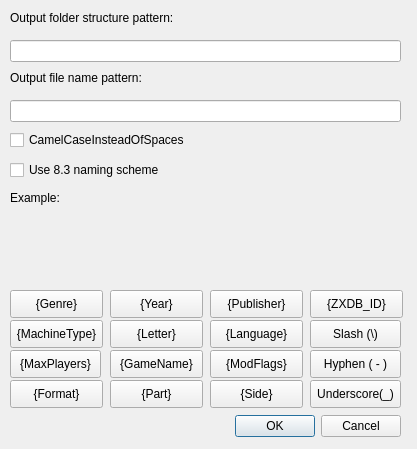
Above: ui/OutputFolderStructureEditor.ui from ladyeklipse/ZX-Pokemaster before the change. Below: the same form after it.
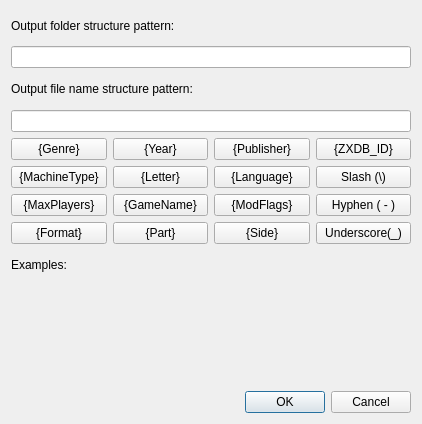
That is the form after the change.

Commit message: Moved some scripts. Fixed CamelCase option.

The edit to the form file:
```diff
--- a/ui/OutputFolderStructureEditor.ui
+++ b/ui/OutputFolderStructureEditor.ui
@@ -6,22 +6,97 @@
    <rect>
     <x>0</x>
     <y>0</y>
-    <width>417</width>
-    <height>449</height>
+    <width>422</width>
+    <height>424</height>
    </rect>
   </property>
   <property name="windowTitle">
    <string>Edit output folder structure</string>
   </property>
+  <layout class="QGridLayout" name="gridLayout">
+   <item row="0" column="0" colspan="2">
+    <widget class="QLabel" name="label">
+     <property name="text">
+      <string>Output folder structure pattern:</string>
+     </property>
+    </widget>
+   </item>
+   <item row="6" column="1">
+    <widget class="QPushButton" name="btnYear">
+     <property name="focusPolicy">
+      <enum>Qt::NoFocus</enum>
+     </property>
+     <property name="text">
+      <string>{Year}</string>
+     </property>
+    </widget>
+   </item>
+   <item row="8" column="1">
+    <widget class="QPushButton" name="btnGameName">
+     <property name="focusPolicy">
+      <enum>Qt::NoFocus</enum>
+     </property>
+     <property name="text">
+      <string>{GameName}</string>
+     </property>
+    </widget>
+   </item>
+   <item row="7" column="1">
+    <widget class="QPushButton" name="btnLetter">
+     <property name="focusPolicy">
+      <enum>Qt::NoFocus</enum>
+     </property>
+     <property name="text">
+      <string>{Letter}</string>
+     </property>
+    </widget>
+   </item>
+   <item row="6" column="3">
+    <widget class="QPushButton" name="btnZXDB_ID">
+     <property name="focusPolicy">
+      <enum>Qt::NoFocus</enum>
+     </property>
+     <property name="text">
+      <string>{ZXDB_ID}</string>
+     </property>
+    </widget>
+   </item>
+   <item row="8" column="3">
+    <widget class="QPushButton" name="btnHyphen">
+     <property name="focusPolicy">
+      <enum>Qt::NoFocus</enum>
+     </property>
+     <property name="text">
+      <string>Hyphen ( - )</string>
+     </property>
+    </widget>
+   </item>
+   <item row="3" column="0" colspan="4">
+    <widget class="QLineEdit" name="txtOutputFileNameStructure">
+     <property name="text">
+      <string/>
+     </property>
+    </widget>
+   </item>
+   <item row="2" column="0" colspan="2">
+    <widget class="QLabel" name="label_3">
+     <property name="text">
+      <string>Output file name structure pattern:</string>
+     </property>
+    </widget>
+   </item>
+   <item row="6" column="0">
+    <widget class="QPushButton" name="btnGenre">
+     <property name="focusPolicy">
+      <enum>Qt::NoFocus</enum>
+     </property>
+     <property name="text">
+      <string>{Genre}</string>
+     </property>
+    </widget>
+   </item>
+   <item row="12" column="1" colspan="3">
   <widget class="QDialogButtonBox" name="buttonBox">
-   <property name="geometry">
-    <rect>
-     <x>110</x>
-     <y>410</y>
-     <width>291</width>
-     <height>32</height>
-    </rect>
-   </property>
    <property name="focusPolicy">
     <enum>Qt::NoFocus</enum>
    </property>
@@ -32,99 +107,19 @@
     <set>QDialogButtonBox::Cancel|QDialogButtonBox::Ok</set>
    </property>
   </widget>
-  <widget class="QLineEdit" name="txtOutputPath">
-   <property name="geometry">
-    <rect>
-     <x>10</x>
-     <y>40</y>
-     <width>391</width>
-     <height>22</height>
-    </rect>
-   </property>
-  </widget>
-  <widget class="QLabel" name="label">
-   <property name="geometry">
-    <rect>
-     <x>10</x>
-     <y>10</y>
-     <width>191</width>
-     <height>16</height>
-    </rect>
-   </property>
-   <property name="text">
-    <string>Output folder structure pattern:</string>
-   </property>
-  </widget>
-  <widget class="QLabel" name="label_2">
-   <property name="geometry">
-    <rect>
-     <x>10</x>
-     <y>190</y>
-     <width>91</width>
-     <height>16</height>
-    </rect>
-   </property>
-   <property name="text">
-    <string>Example:</string>
-   </property>
-  </widget>
-  <widget class="QLabel" name="lblExample">
-   <property name="geometry">
-    <rect>
-     <x>10</x>
-     <y>220</y>
-     <width>391</width>
-     <height>61</height>
-    </rect>
-   </property>
-   <property name="text">
-    <string/>
-   </property>
-   <property name="wordWrap">
-    <bool>true</bool>
-   </property>
-  </widget>
-  <widget class="QPushButton" name="btnGenre">
-   <property name="geometry">
-    <rect>
-     <x>10</x>
-     <y>290</y>
-     <width>93</width>
-     <height>28</height>
-    </rect>
-   </property>
+   </item>
+   <item row="9" column="0">
+    <widget class="QPushButton" name="btnFormat">
    <property name="focusPolicy">
     <enum>Qt::NoFocus</enum>
    </property>
    <property name="text">
-    <string>{Genre}</string>
-   </property>
-  </widget>
-  <widget class="QPushButton" name="btnMachineType">
-   <property name="geometry">
-    <rect>
-     <x>10</x>
-     <y>320</y>
-     <width>93</width>
-     <height>28</height>
-    </rect>
-   </property>
-   <property name="focusPolicy">
-    <enum>Qt::NoFocus</enum>
-   </property>
-   <property name="text">
-    <string>{MachineType}</string>
-   </property>
-  </widget>
+      <string>{Format}</string>
+     </property>
+    </widget>
+   </item>
+   <item row="8" column="0">
   <widget class="QPushButton" name="btnNumberOfPlayers">
-   <property name="geometry">
-    <rect>
-     <x>10</x>
-     <y>350</y>
-     <width>91</width>
-     <height>28</height>
-    </rect>
-   </property>
    <property name="focusPolicy">
     <enum>Qt::NoFocus</enum>
    </property>
@@ -132,95 +127,19 @@
     <string>{MaxPlayers}</string>
    </property>
   </widget>
-  <widget class="QPushButton" name="btnPublisher">
-   <property name="geometry">
-    <rect>
-     <x>210</x>
-     <y>290</y>
-     <width>93</width>
-     <height>28</height>
-    </rect>
-   </property>
+   </item>
+   <item row="9" column="3">
+    <widget class="QPushButton" name="btnUnderscore">
    <property name="focusPolicy">
     <enum>Qt::NoFocus</enum>
    </property>
    <property name="text">
-    <string>{Publisher}</string>
-   </property>
-  </widget>
-  <widget class="QPushButton" name="btnYear">
-   <property name="geometry">
-    <rect>
-     <x>110</x>
-     <y>290</y>
-     <width>93</width>
-     <height>28</height>
-    </rect>
-   </property>
-   <property name="focusPolicy">
-    <enum>Qt::NoFocus</enum>
-   </property>
-   <property name="text">
-    <string>{Year}</string>
-   </property>
-  </widget>
-  <widget class="QPushButton" name="btnLetter">
-   <property name="geometry">
-    <rect>
-     <x>110</x>
-     <y>320</y>
-     <width>93</width>
-     <height>28</height>
-    </rect>
-   </property>
-   <property name="focusPolicy">
-    <enum>Qt::NoFocus</enum>
-   </property>
-   <property name="text">
-    <string>{Letter}</string>
-   </property>
-  </widget>
-  <widget class="QPushButton" name="btnGameName">
-   <property name="geometry">
-    <rect>
-     <x>110</x>
-     <y>350</y>
-     <width>93</width>
-     <height>28</height>
-    </rect>
-   </property>
-   <property name="focusPolicy">
-    <enum>Qt::NoFocus</enum>
-   </property>
-   <property name="text">
-    <string>{GameName}</string>
-   </property>
-  </widget>
-  <widget class="QPushButton" name="btnLanguage">
-   <property name="geometry">
-    <rect>
-     <x>210</x>
-     <y>320</y>
-     <width>93</width>
-     <height>28</height>
-    </rect>
-   </property>
-   <property name="focusPolicy">
-    <enum>Qt::NoFocus</enum>
-   </property>
-   <property name="text">
-    <string>{Language}</string>
-   </property>
-  </widget>
+      <string>Underscore(_)</string>
+     </property>
+    </widget>
+   </item>
+   <item row="7" column="3">
   <widget class="QPushButton" name="btnSlash">
-   <property name="geometry">
-    <rect>
-     <x>310</x>
-     <y>320</y>
-     <width>91</width>
-     <height>28</height>
-    </rect>
-   </property>
    <property name="focusPolicy">
     <enum>Qt::NoFocus</enum>
    </property>
@@ -228,89 +147,9 @@
     <string>Slash (\)</string>
    </property>
   </widget>
-  <widget class="QPushButton" name="btnFormat">
-   <property name="geometry">
-    <rect>
-     <x>10</x>
-     <y>380</y>
-     <width>93</width>
-     <height>28</height>
-    </rect>
-   </property>
-   <property name="focusPolicy">
-    <enum>Qt::NoFocus</enum>
-   </property>
-   <property name="text">
-    <string>{Format}</string>
-   </property>
-  </widget>
-  <widget class="QLabel" name="label_3">
-   <property name="geometry">
-    <rect>
-     <x>10</x>
-     <y>70</y>
-     <width>191</width>
-     <height>16</height>
-    </rect>
-   </property>
-   <property name="text">
-    <string>Output file name pattern:</string>
-   </property>
-  </widget>
-  <widget class="QLineEdit" name="txtOutputFileNamePattern">
-   <property name="geometry">
-    <rect>
-     <x>10</x>
-     <y>100</y>
-     <width>391</width>
-     <height>22</height>
-    </rect>
-   </property>
-   <property name="text">
-    <string/>
-   </property>
-  </widget>
-  <widget class="QCheckBox" name="chkCamelCase">
-   <property name="geometry">
-    <rect>
-     <x>10</x>
-     <y>130</y>
-     <width>291</width>
-     <height>20</height>
-    </rect>
-   </property>
-   <property name="focusPolicy">
-    <enum>Qt::NoFocus</enum>
-   </property>
-   <property name="text">
-    <string>CamelCaseInsteadOfSpaces</string>
-   </property>
-  </widget>
-  <widget class="QCheckBox" name="chkUseEightChars">
-   <property name="geometry">
-    <rect>
-     <x>10</x>
-     <y>160</y>
-     <width>291</width>
-     <height>20</height>
-    </rect>
-   </property>
-   <property name="focusPolicy">
-    <enum>Qt::NoFocus</enum>
-   </property>
-   <property name="text">
-    <string>Use 8.3 naming scheme</string>
-   </property>
-  </widget>
+   </item>
+   <item row="8" column="2">
   <widget class="QPushButton" name="btnModFlags">
-   <property name="geometry">
-    <rect>
-     <x>210</x>
-     <y>350</y>
-     <width>93</width>
-     <height>28</height>
-    </rect>
-   </property>
    <property name="focusPolicy">
     <enum>Qt::NoFocus</enum>
    </property>
@@ -318,47 +157,29 @@
     <string>{ModFlags}</string>
    </property>
   </widget>
-  <widget class="QPushButton" name="btnFormat_3">
-   <property name="geometry">
-    <rect>
-     <x>310</x>
-     <y>290</y>
-     <width>93</width>
-     <height>28</height>
-    </rect>
-   </property>
+   </item>
+   <item row="7" column="2">
+    <widget class="QPushButton" name="btnLanguage">
    <property name="focusPolicy">
     <enum>Qt::NoFocus</enum>
    </property>
    <property name="text">
-    <string>{ZXDB_ID}</string>
-   </property>
-  </widget>
-  <widget class="QPushButton" name="btnPart">
-   <property name="geometry">
-    <rect>
-     <x>110</x>
-     <y>380</y>
-     <width>93</width>
-     <height>28</height>
-    </rect>
-   </property>
+      <string>{Language}</string>
+     </property>
+    </widget>
+   </item>
+   <item row="6" column="2">
+    <widget class="QPushButton" name="btnPublisher">
    <property name="focusPolicy">
     <enum>Qt::NoFocus</enum>
    </property>
    <property name="text">
-    <string>{Part}</string>
-   </property>
-  </widget>
+      <string>{Publisher}</string>
+     </property>
+    </widget>
+   </item>
+   <item row="9" column="2">
   <widget class="QPushButton" name="btnSide">
-   <property name="geometry">
-    <rect>
-     <x>210</x>
-     <y>380</y>
-     <width>93</width>
-     <height>28</height>
-    </rect>
-   </property>
    <property name="focusPolicy">
     <enum>Qt::NoFocus</enum>
    </property>
@@ -366,39 +187,68 @@
     <string>{Side}</string>
    </property>
   </widget>
-  <widget class="QPushButton" name="btnHyphen">
-   <property name="geometry">
-    <rect>
-     <x>310</x>
-     <y>350</y>
-     <width>91</width>
-     <height>28</height>
-    </rect>
-   </property>
+   </item>
+   <item row="7" column="0">
+    <widget class="QPushButton" name="btnMachineType">
    <property name="focusPolicy">
     <enum>Qt::NoFocus</enum>
    </property>
    <property name="text">
-    <string>Hyphen ( - )</string>
-   </property>
-  </widget>
-  <widget class="QPushButton" name="btnUnderscore">
-   <property name="geometry">
-    <rect>
-     <x>310</x>
-     <y>380</y>
-     <width>91</width>
-     <height>28</height>
-    </rect>
-   </property>
+      <string>{MachineType}</string>
+     </property>
+    </widget>
+   </item>
+   <item row="1" column="0" colspan="4">
+    <widget class="QLineEdit" name="txtOutputFolderStructure"/>
+   </item>
+   <item row="9" column="1">
+    <widget class="QPushButton" name="btnPart">
    <property name="focusPolicy">
     <enum>Qt::NoFocus</enum>
    </property>
    <property name="text">
-    <string>Underscore(_)</string>
-   </property>
-  </widget>
- </widget>
+      <string>{Part}</string>
+     </property>
+    </widget>
+   </item>
+   <item row="10" column="0">
+    <widget class="QLabel" name="label_2">
+     <property name="text">
+      <string>Examples:</string>
+     </property>
+    </widget>
+   </item>
+   <item row="11" column="0" colspan="4">
+    <widget class="QLabel" name="lblExample">
+     <property name="sizePolicy">
+      <sizepolicy hsizetype="Expanding" vsizetype="Preferred">
+       <horstretch>0</horstretch>
+       <verstretch>0</verstretch>
+      </sizepolicy>
+     </property>
+     <property name="minimumSize">
+      <size>
+       <width>0</width>
+       <height>100</height>
+      </size>
+     </property>
+     <property name="text">
+      <string/>
+     </property>
+     <property name="alignment">
+      <set>Qt::AlignLeading|Qt::AlignLeft|Qt::AlignTop</set>
+     </property>
+     <property name="wordWrap">
+      <bool>true</bool>
+     </property>
+    </widget>
+   </item>
+  </layout>
+ </widget>
+ <tabstops>
+  <tabstop>txtOutputFolderStructure</tabstop>
+  <tabstop>txtOutputFileNameStructure</tabstop>
+ </tabstops>
  <resources/>
  <connections>
   <connection>
```
Lines whose indentation alone changed are shown as unchanged. The commit also changes 36 other files.
